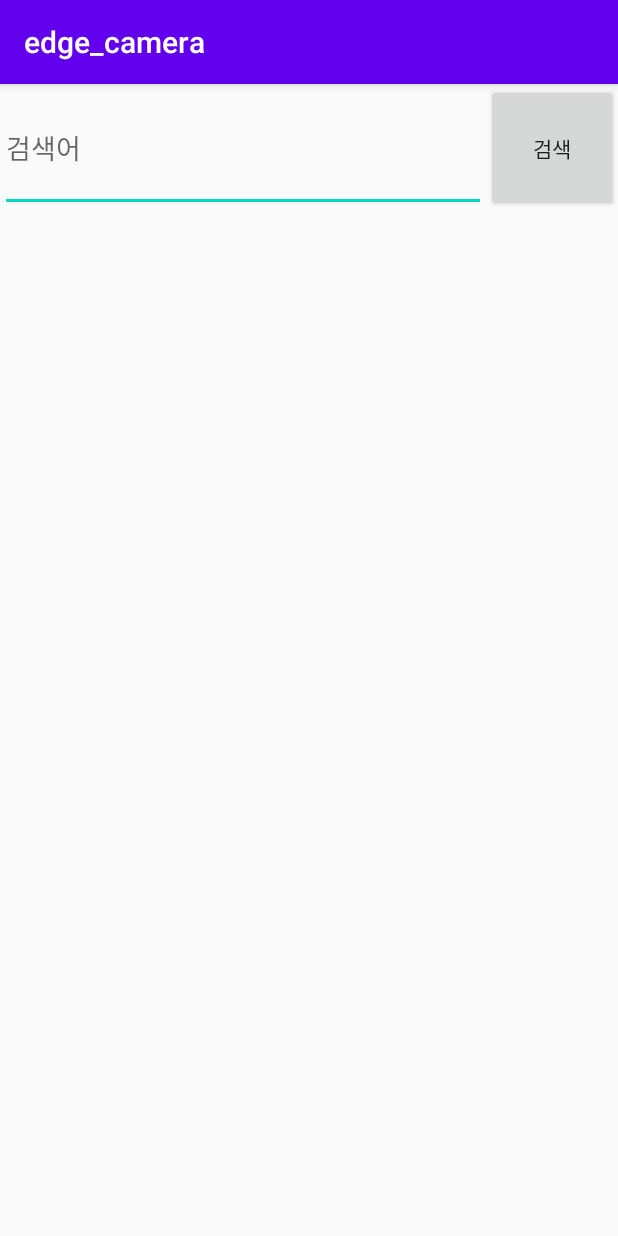
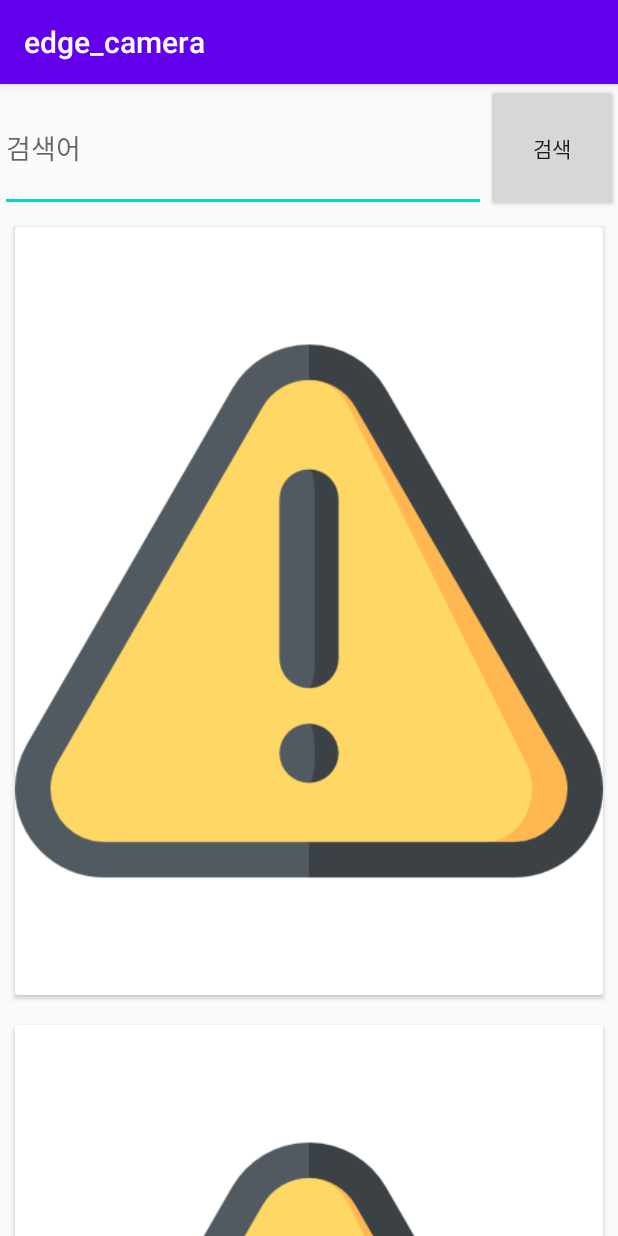
Before and after one commit to livlikwav/CamOnSketch, an Android app: the FlickrActivity screen opened directly, with no data from a screen before it, on a phone screen of 412 x 824 dp. Run offline under Robolectric (Android 15) with nearby library versions, the phone set to English and light mode, and no system bars; pictures from the network do not load.

Commit message:
trouble shooting

```diff
--- a/edge_camera/app/src/main/java/com/example/edge_camera/RvAdapter.java
+++ b/edge_camera/app/src/main/java/com/example/edge_camera/RvAdapter.java
@@ -1,6 +1,7 @@
 package com.example.edge_camera;
 
 import android.content.Context;
+import android.graphics.drawable.Drawable;
 import android.support.annotation.NonNull;
 import android.support.v7.widget.RecyclerView;
 import android.view.LayoutInflater;
@@ -32,7 +33,7 @@ public class RvAdapter extends RecyclerView.Adapter<RvAdapter.ViewHolder> {
     @Override
     public void onBindViewHolder(@NonNull RvAdapter.ViewHolder holder, int position) {
         // ViewHolder에 정의된 이미지뷰에 데이터의 이미지 경로의 이미지 출력
-        Glide.with(context).load(data.get(position).getImageURI()).override(1024).into(holder.rv_image);
+        Glide.with(context).load(data.get(position).getImageURI()).error(R.drawable.error_img).into(holder.rv_image);
     }
 
     @Override
--- a/edge_camera/app/src/main/res/layout/activity_flickr.xml
+++ b/edge_camera/app/src/main/res/layout/activity_flickr.xml
@@ -44,13 +44,4 @@
             android:layout_height="0dp"
             android:layout_weight="0.8"/>
 
-        <!--<ListView
-            android:id="@+id/listview_main_list"
-            android:layout_width="match_parent"
-            android:layout_height="0dp"
-            android:layout_margin="5dp"
-            />-->
-
-
-
     </LinearLayout>
```
Also changed, not shown: edge_camera/app/src/main/java/com/example/edge_camera/FlickrActivity.java (+14 -8 lines), edge_camera/app/src/main/res/drawable/error_img.png (added).
